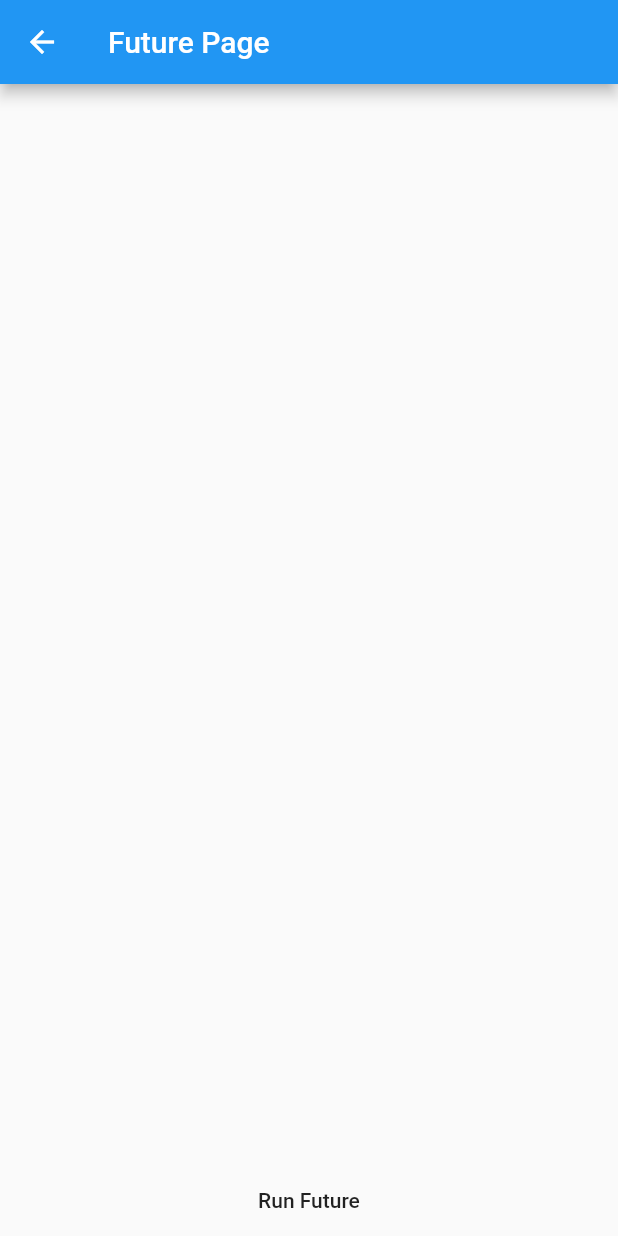
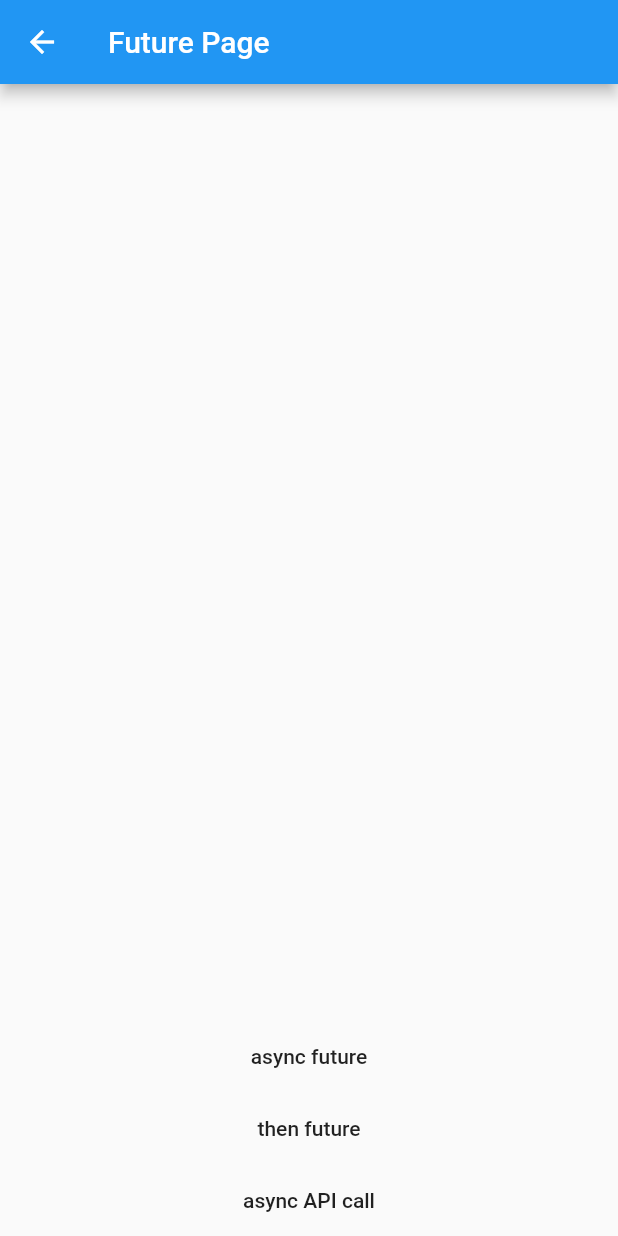
Before and after one commit to Bowman74/flutter_masters, a Flutter app: the FuturePage screen opened by its route, on a phone screen of 412 x 824 dp. Run offline on Flutter 3.47's test engine with Material 2 defaults, Android fonts, the phone set to English and light mode, and no system bars.

Commit message:
Added async/await and REST api call

```diff
--- a/lib/futurepage.dart
+++ b/lib/futurepage.dart
@@ -1,5 +1,8 @@
 
+import 'dart:io';
+import 'dart:convert';
 import 'package:flutter/material.dart';
+import 'dart:convert';
 
 class FuturePage extends StatefulWidget {
   FuturePage({Key key, this.title}) : super(key: key);
@@ -11,6 +14,7 @@ class FuturePage extends StatefulWidget {
 }
 
 class FuturePageState extends State<FuturePage> {
+  String apiJson = '';
 
   @override
   Widget build(BuildContext context) {
@@ -24,22 +28,57 @@ class FuturePageState extends State<FuturePage> {
             children: <Widget>[
               Expanded(
                 child: Center(
+                  child: Text(apiJson)
                 ),
               ),
               FlatButton(
                 child:
-                  Text('Run Future'),
+                  Text('async future'),
+                onPressed: () async {
+                  int a = 1;
+                  await Future(() {
+                    debugPrint(a.toString());
+                  });
+                  a++;
+                },
+              ),
+              FlatButton(
+                child:
+                  Text('then future'),
                 onPressed: () {
                   int a = 1;
                   Future(() {
                     debugPrint(a.toString());
+                  }).then((_) {
+                    a++;
                   });
-                  a++;
                 },
-              )
+              ),
+              FlatButton(
+                child:
+                  Text('async API call'),
+                onPressed: () async {
+                  var result = await getCatInfo();
+                  setState(() {
+                    apiJson = result;
+                  });
+                },
+              ),
             ]
           ),
         )
       );
   }
+
+  Future<String> getCatInfo() async {
+    String returnValue = '';
+    var httpClient = new HttpClient();
+    var uri = new Uri.https('cat-fact.herokuapp.com', '/facts');
+    var request = await httpClient.getUrl(uri);
+    var response = await request.close();
+    if (response.statusCode == 200) {
+      returnValue = await response.transform(utf8.decoder).join();
+    }
+    return returnValue;
+  }
 }
```
